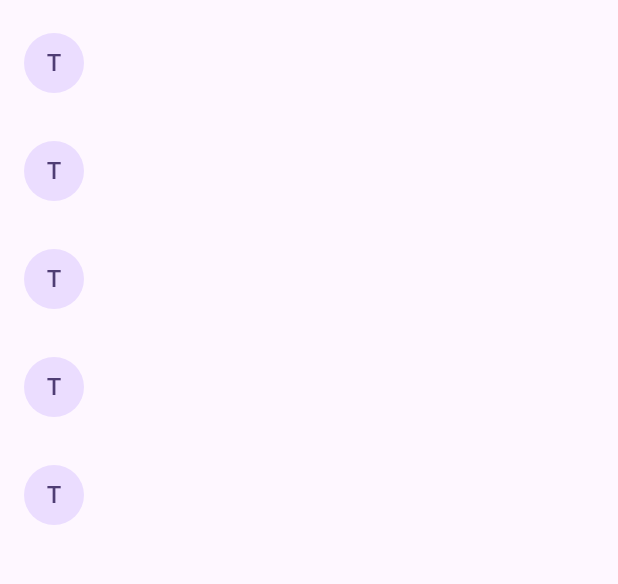
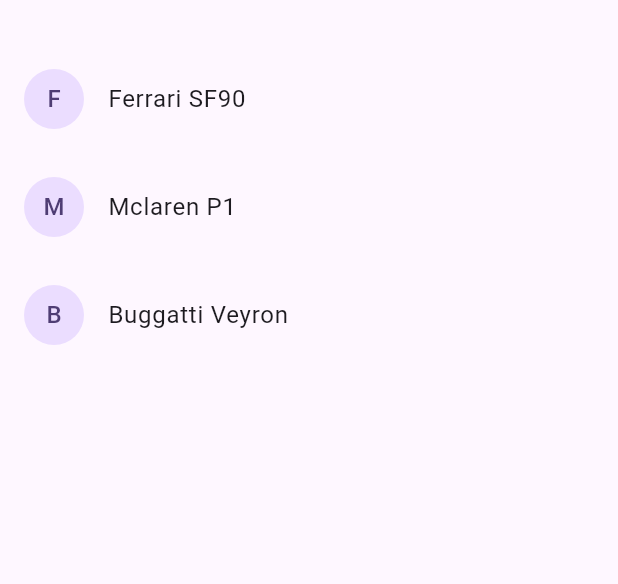
Before and after one commit to RodrigoBrunet/car_list, a Flutter app: the screen it shows after launch, on a phone screen of 412 x 824 dp, the part 63-647 px from its top. Run offline on Flutter 3.47's test engine with Material 2 defaults, Android fonts, the phone set to English and light mode, and no system bars; our stand-ins replace bloc, flutter_bloc.

Commit message:
refactor carPage

```diff
--- a/lib/pages/car_page.dart
+++ b/lib/pages/car_page.dart
@@ -1,3 +1,7 @@
+import 'package:car_list/blocs/car_bloc.dart';
+import 'package:car_list/blocs/car_events.dart';
+import 'package:car_list/blocs/car_state.dart';
+import 'package:flutter_bloc/flutter_bloc.dart';
 import 'package:flutter/material.dart';
 
 class CarPage extends StatefulWidget {
@@ -8,6 +12,21 @@ class CarPage extends StatefulWidget {
 }
 
 class _CarPageState extends State<CarPage> {
+  late final CarBloc bloc;
+
+  @override
+  void initState() {
+    super.initState();
+    bloc = CarBloc();
+    bloc.add(LoadCarEvent());
+  }
+
+  @override
+  void dispose() {
+    bloc.close();
+    super.dispose();
+  }
+
   @override
   Widget build(BuildContext context) {
     return Scaffold(
@@ -15,17 +34,35 @@ class _CarPageState extends State<CarPage> {
           title: const Text('Car List'),
           centerTitle: true,
         ),
-      body: ListView.separated(
+        body: Padding(
+          padding: const EdgeInsets.symmetric(vertical: 24),
+          child: BlocBuilder<CarBloc, CarState>(
+            bloc: bloc,
+            builder: (context, state) {
+              if (state is CarInitalState) {
+                return const Center(
+                  child: CircularProgressIndicator(),
+                );
+              } else if (state is CarSuccessState) {
+                final carList = state.cars;
+                return ListView.separated(
+                  itemCount: carList.length,
                   itemBuilder: (context, index) => ListTile(
                     leading: CircleAvatar(
                         child: ClipRRect(
-                    child: Text('T'),
-                    borderRadius: BorderRadius.circular(50),
+                      child: Text(carList[index].brand.substring(0, 1)),
+                    )),
+                    title:
+                        Text('${carList[index].brand} ${carList[index].model}'),
                   ),
+                  separatorBuilder: (_, __) => const Divider(
+                    color: Colors.transparent,
                   ),
-              ),
-          separatorBuilder: (_, __) => const Divider(color: Colors.transparent),
-          itemCount: 5),
                 );
               }
+              return const Text('Error');
+            },
+          ),
+        ));
   }
+}
--- a/lib/repositories/car_repository.dart
+++ b/lib/repositories/car_repository.dart
@@ -6,8 +6,8 @@ class CarRepository {
   Future<List<Car>> getCars() async {
     _cars.addAll([
       Car(brand: 'Ferrari', model: 'SF90', color: 'Red'),
-      Car(brand: 'Maclaren', model: 'P1', color: 'Grey'),
-      Car(brand: 'Mercedes', model: 'Clase A', color: 'White'),
+      Car(brand: 'Mclaren', model: 'P1', color: 'Grey'),
+      Car(brand: 'Buggatti', model: 'Veyron', color: 'White'),
     ]);
     return Future.delayed(
       const Duration(seconds: 2),
```
Lines whose indentation alone changed are shown as unchanged.
